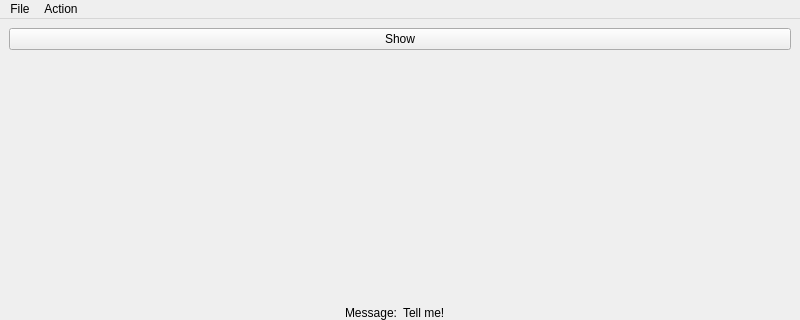
Qt form Tasks/09 - OOP Gui/04-MenusAndActions/mainwindow.ui (dennisnpc/SoftwareEngineeringFork) before a commit; both pictures show x 0 to 800 and y 0 to 320 of the 800 by 600 pixel window.
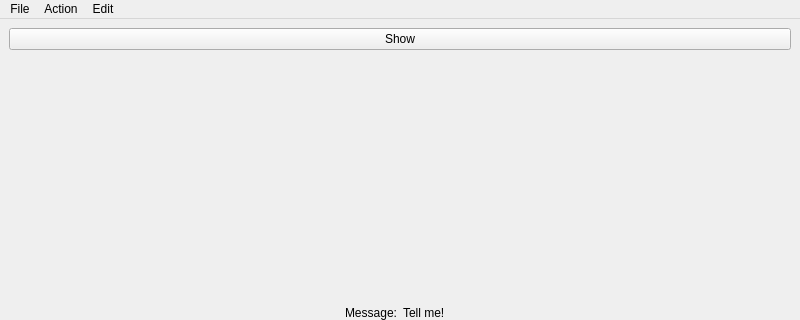
The same form after that commit.

```diff
--- a/Tasks/09 - OOP Gui/04-MenusAndActions/mainwindow.ui
+++ b/Tasks/09 - OOP Gui/04-MenusAndActions/mainwindow.ui
@@ -51,7 +51,7 @@
      <x>0</x>
      <y>0</y>
      <width>800</width>
-     <height>21</height>
+     <height>17</height>
     </rect>
    </property>
    <widget class="QMenu" name="menuFile">
@@ -66,8 +66,15 @@
     </property>
     <addaction name="actionWise_Saying"/>
    </widget>
+   <widget class="QMenu" name="menuEdit">
+    <property name="title">
+     <string>Edit</string>
+    </property>
+    <addaction name="actionPaste"/>
+   </widget>
    <addaction name="menuFile"/>
    <addaction name="menuAction"/>
+   <addaction name="menuEdit"/>
   </widget>
   <widget class="QStatusBar" name="statusbar"/>
   <action name="actionExit">
```
Left out of the diff: 5 changed lines with no effect on the pictures.
